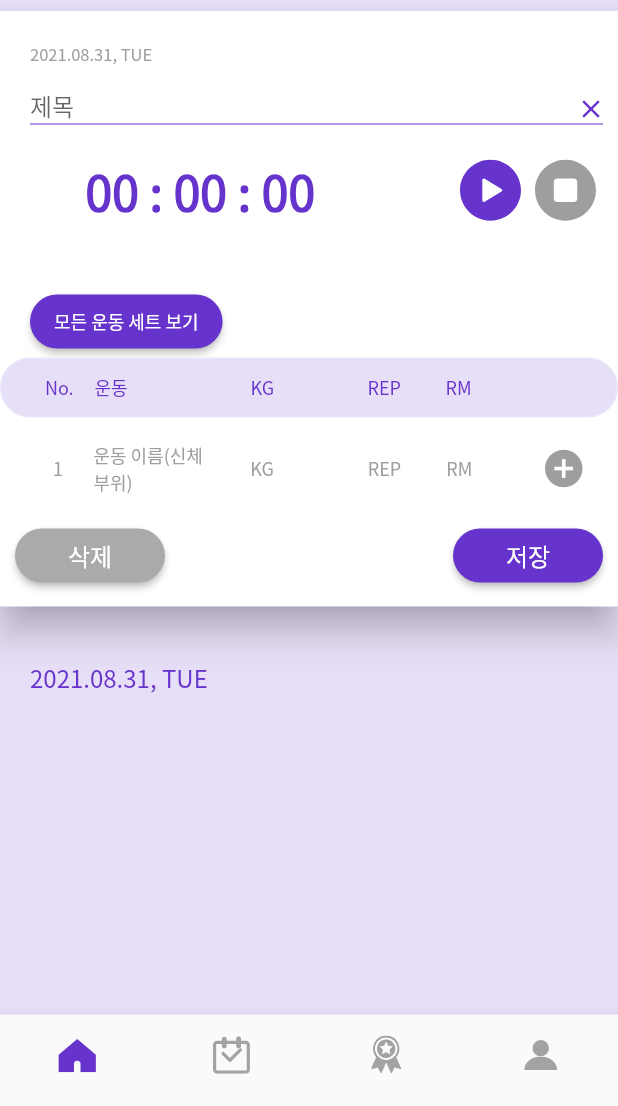
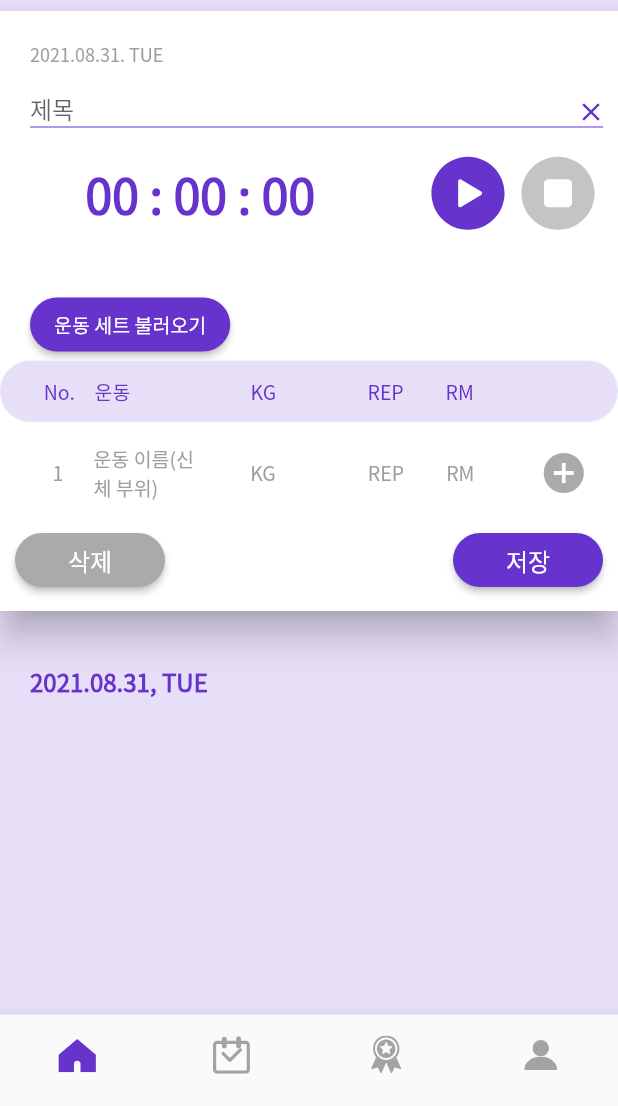
Before and after one commit to uz-devs/workoutnote-mobile, a Flutter app: the NavController screen opened directly, on a phone screen of 412 x 824 dp, the part 130-1236 px from its top. Run offline on Flutter 3.47's test engine with Material 2 defaults, Android fonts, the phone set to English and light mode, and no system bars; our stand-ins replace flutter_svg, fluttertoast, shared_preferences, table_calendar, tuple; missing offline and left inert: splash_screen_view; accounts and stored records are empty; network calls fail.

Commit message:
minor ui changes

```diff
--- a/lib/main.dart
+++ b/lib/main.dart
@@ -41,6 +41,8 @@ void main() async {
 class MyApp extends StatelessWidget {
   @override
   Widget build(BuildContext context) {
+
+
     return MaterialApp(
         debugShowCheckedModeBanner: false,
         title: 'Flutter Demo',
@@ -49,7 +51,9 @@ class MyApp extends StatelessWidget {
           focusColor: Color.fromRGBO(102, 51, 204, 1),
         ),
         home: SplashScreenView(
-          navigateRoute: userPreferences!.getString("sessionKey") == null ? AuthScreen() : NavController(),
+          navigateRoute: userPreferences!.getString("sessionKey") == null
+              ? AuthScreen()
+              : NavController(),
           duration: 3000,
           imageSize: 100,
           imageSrc: "assets/images/splash_screen.png",
--- a/lib/ui/home screen.dart
+++ b/lib/ui/home screen.dart
@@ -1,3 +1,4 @@
+import 'package:flutter/cupertino.dart';
 import 'package:flutter/material.dart';
 import 'package:intl/intl.dart';
 import 'package:provider/provider.dart';
@@ -82,7 +83,9 @@ class _HomeScreenState extends State<HomeScreen> {
                 child: Text(
                   "${DateFormat("yyyy.MM.dd").format(DateTime.now())}, ${DateFormat("EEEE").format(DateTime.now()).substring(0, 3).toUpperCase()}",
                   style: TextStyle(
-                      fontSize: 16.0, color: Color.fromRGBO(102, 51, 204, 1)),
+                      fontWeight: FontWeight.bold,
+                      fontSize: 16.0,
+                      color: Color.fromRGBO(102, 51, 204, 1)),
                 ));
           } else {
             index = index - 3;
--- a/lib/ui/nav controller.dart
+++ b/lib/ui/nav controller.dart
@@ -19,6 +19,10 @@ class _NavControllerState extends State<NavController> {
 
   @override
   Widget build(BuildContext context) {
+
+
+      print("device pixel  ratio");
+    print(MediaQuery.of(context).devicePixelRatio);
     Color backGroundColor;
     double height = MediaQuery.of(context).size.height;
     double width = MediaQuery.of(context).size.width;
--- a/lib/ui/widgets/work out  note card.dart
+++ b/lib/ui/widgets/work out  note card.dart
@@ -78,6 +78,9 @@ class _WorkOutNoteState extends State<WorkOutNote> {
                           widget.workout.title.length > 15
                               ? "${widget.workout.title.substring(0, 14)}..."
                               : "${widget.workout.title}",
+                          style: TextStyle(
+                              fontSize: 16.0,
+                              color: Color.fromRGBO(102, 51, 204, 1)),
                         )),
                     Container(
                         margin: EdgeInsets.only(top: 10, left: 9.0),
@@ -154,7 +157,7 @@ class _WorkOutNoteState extends State<WorkOutNote> {
               alignment: Alignment.center,
               margin: EdgeInsets.only(top: 15.0, bottom: 15.0),
               child: Text(
-                "${calculateDuration(widget.workout.duration ?? 0).item1}:${calculateDuration(widget.workout.duration ?? 0).item2}:${calculateDuration(widget.workout.duration ?? 0).item3}",
+                "${calculateDuration(widget.workout.duration ?? 0).item1} : ${calculateDuration(widget.workout.duration ?? 0).item2} : ${calculateDuration(widget.workout.duration ?? 0).item3}",
                 style: TextStyle(
                     fontWeight: FontWeight.bold,
                     fontSize: 20,
--- a/lib/ui/widgets/workout  create card.dart
+++ b/lib/ui/widgets/workout  create card.dart
@@ -83,7 +83,7 @@ class CreateWorkOutCard extends StatelessWidget {
         separatorBuilder: (BuildContext context, int index) {
           if (index > 4 && index != count - 2)
             return Container(
-              margin: EdgeInsets.only(left: 20.0, right: 20.0),
+              margin: EdgeInsets.only(left: 37.0, right: 37.0),
               child: Divider(
                 height: 1,
                 color: Colors.black54,
@@ -102,8 +102,8 @@ class CreateWorkOutCard extends StatelessWidget {
                 margin: EdgeInsets.only(left: 20),
                 padding: EdgeInsets.only(top: 10),
                 child: Text(
-                  "${DateFormat("yyyy.MM.dd").format(DateTime.now())}, ${DateFormat("EEEE").format(DateTime.now()).substring(0, 3).toUpperCase()}",
-                  style: TextStyle(fontSize: 11, color: Colors.grey),
+                  "${DateFormat("yyyy.MM.dd").format(DateTime.now())}. ${DateFormat("EEEE").format(DateTime.now()).substring(0, 3).toUpperCase()}",
+                  style: TextStyle(fontSize: 12, color: Colors.grey),
                 ));
           else if (index == 1)
             return Container(
@@ -182,8 +182,8 @@ class CreateWorkOutCard extends StatelessWidget {
                             },
                             child: SvgPicture.asset(
                               "assets/icons/play.svg",
-                              height: 50,
-                              width: 50,
+                              height: 60,
+                              width: 60,
                               color: Color.fromRGBO(102, 51, 204, 1),
                             ))
                         : InkWell(
@@ -193,8 +193,8 @@ class CreateWorkOutCard extends StatelessWidget {
                             child: SizedBox(
                               child: SvgPicture.asset(
                                 "assets/icons/pause.svg",
-                                height: 50,
-                                width: 50,
+                                height: 60,
+                                width: 60,
                                 color: Color.fromRGBO(102, 51, 204, 1),
                               ),
                             )),
@@ -215,9 +215,9 @@ class CreateWorkOutCard extends StatelessWidget {
                           child: SizedBox(
                             child: SvgPicture.asset(
                               "assets/icons/stop.svg",
-                              color: Colors.grey,
-                              height: 50,
-                              width: 50,
+                              color: Color.fromRGBO(196, 196, 196, 1),
+                              height: 60,
+                              width: 60,
                             ),
                           ))),
                 ],
@@ -240,7 +240,7 @@ class CreateWorkOutCard extends StatelessWidget {
                   textColor: Colors.white,
                   child: Text(
                     "${seeFavWorkouts[configProvider.activeLanguage()]}",
-                    style: TextStyle(fontSize: 12.0),
+                    style: TextStyle(fontSize: 13.0),
                   ),
                 ),
               ),
@@ -349,7 +349,8 @@ class CreateWorkOutCard extends StatelessWidget {
                                   exProvider.titleContoller.text,
                                   DateTime.now().microsecondsSinceEpoch,
                                   workOuts,
-                                  calendarWorkouts)
+                                  calendarWorkouts,
+                                  configProvider)
                               .then((value) {
                             mainScreenProvider.update();
                           });
@@ -389,7 +390,7 @@ class CreateWorkOutCard extends StatelessWidget {
             margin: EdgeInsets.only(left: 5.0),
             child: Text(
               exerciseNumber,
-              style: TextStyle(color: color, fontSize: 12),
+              style: TextStyle(color: color, fontSize: 13),
               textAlign: TextAlign.center,
             ),
           ),
@@ -416,7 +417,7 @@ class CreateWorkOutCard extends StatelessWidget {
             child: Container(
               child: Text(
                 exerciseName,
-                style: TextStyle(color: color, fontSize: 12),
+                style: TextStyle(color: color, fontSize: 13),
               ),
             ),
           ),
@@ -441,11 +442,11 @@ class CreateWorkOutCard extends StatelessWidget {
                       child: configProvider.measureMode == KG
                           ? Text("${value}KG",
                               textAlign: TextAlign.left,
-                              style: TextStyle(fontSize: 12.0))
+                              style: TextStyle(fontSize: 13.0))
                           : Text(
                               "${configProvider.getConvertedMass(value.toDouble())}LBS",
                               textAlign: TextAlign.left,
-                              style: TextStyle(fontSize: 12.0),
+                              style: TextStyle(fontSize: 13.0),
                             ),
                     );
                   }).toList(),
@@ -458,14 +459,14 @@ class CreateWorkOutCard extends StatelessWidget {
                       child: Text(
                         configProvider.measureMode == KG ? "KG" : "LBS",
                         style: TextStyle(
-                          fontSize: 12.0,
+                          fontSize: 13.0,
                           color: Color.fromRGBO(102, 51, 204, 1),
                         ),
                       ),
                     )
                   : Text(
                       configProvider.measureMode == KG ? "KG" : "LBS",
-                      style: TextStyle(color: Colors.grey, fontSize: 12.0),
+                      style: TextStyle(color: Colors.grey, fontSize: 13.0),
                     ),
         ),
         Expanded(
@@ -483,20 +484,19 @@ class CreateWorkOutCard extends StatelessWidget {
                   items: mainScreenProvider.selectedLifts[index].reps
                       .map((int value) {
                     return DropdownMenuItem<int>(
-                        value: value,
-                        child: Padding(
-                          padding: EdgeInsets.only(left: 10.0),
-                          child: Text(
-                            "$value",
-                            style: TextStyle(fontSize: 12.0),
-                          ),
-                        ));
+                      value: value,
+                      child: Text(
+                        "$value",
+                        textAlign: TextAlign.center,
+                        style: TextStyle(fontSize: 13.0),
+                      ),
+                    );
                   }).toList(),
                 )
               : Text(
                   "REP",
                   style: TextStyle(
-                      fontSize: 12.0,
+                      fontSize: 13.0,
                       color: mode == 1
                           ? Color.fromRGBO(102, 51, 204, 1)
                           : Colors.grey),
@@ -509,7 +509,7 @@ class CreateWorkOutCard extends StatelessWidget {
               mode != 2
                   ? rm.toString()
                   : configProvider.getConvertedRM(double.parse(rm)).toString(),
-              style: TextStyle(color: color, fontSize: 12.0),
+              style: TextStyle(color: color, fontSize: 13.0),
             ),
           ),
         ),
@@ -543,17 +543,17 @@ class CreateWorkOutCard extends StatelessWidget {
                               mainScreenProvider.unselectedExercise!.bodyPart,
                               1,
                               1,
-                              1.0,
+                              1.2,
                               true,
                               -1));
-                          await mainScreenProvider.saveListToSharePreference();
+                        await mainScreenProvider.saveListToSharePreference();
                         } else
                           showToast("Please, select exercise!");
                       },
                       icon: Icon(
                         Icons.add_circle,
-                        color: Colors.grey,
-                        size: 30,
+                        color: Color.fromRGBO(170, 170, 170, 1),
+                        size: 32,
                       ),
                     )),
         )
--- a/lib/utils/strings.dart
+++ b/lib/utils/strings.dart
@@ -14,13 +14,9 @@ Map<String, String> workOutSuccess = {
   korean: "워크아웃이 성공적으로 작성되었습니다."
 };
 Map<String, String> title = {english: "Title", korean: "제목"};
-Map<String, String> seeExercises = {
-  english: "See all exercises",
-  korean: "모든 연습 보기"
-};
 Map<String, String> seeFavWorkouts = {
   english: "See favorite workout sets",
-  korean: "모든 운동 세트 보기"
+  korean: "운동 세트 불러오기"
 };
 Map<String, String> exercisesName = {english: "Workout", korean: "운동"};
 Map<String, String> save = {english: "Save", korean: "저장"};
@@ -150,3 +146,7 @@ Map<String, String> deleteYes = {english: "Delete", korean: "삭제"};
 Map<String, String> deleteCancel = {english: "Cancel", korean: "취소"};
 Map<String, String> favorites = {english: "Favorites", korean: "내 운동"};
 Map<String, String> exerciseHint = {english: "Exercise name", korean: "운동 이름"};
+Map<String, String> noExerciseWarning = {
+  english: "You need to add at least one exercise for one workout session!",
+  korean: "운동을 한 번 하려면 운동을 하나 이상 추가해야 합니다!"
+};
```
Also changed, not shown: lib/providers/create workout provider.dart (+63 -23 lines), lib/providers/edit workout  provider.dart (+108 -39 lines), lib/ui/widgets/edit workout session  dialog.dart (+110 -58 lines).
